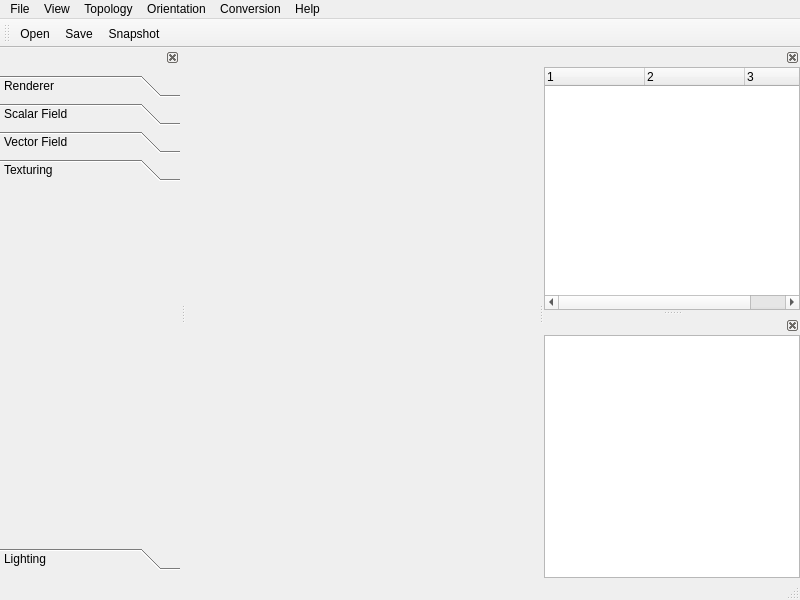
The window that applications/Mapple/main_window.ui (LiangliangNan/Easy3D) describes before a commit, drawn with Qt 5.
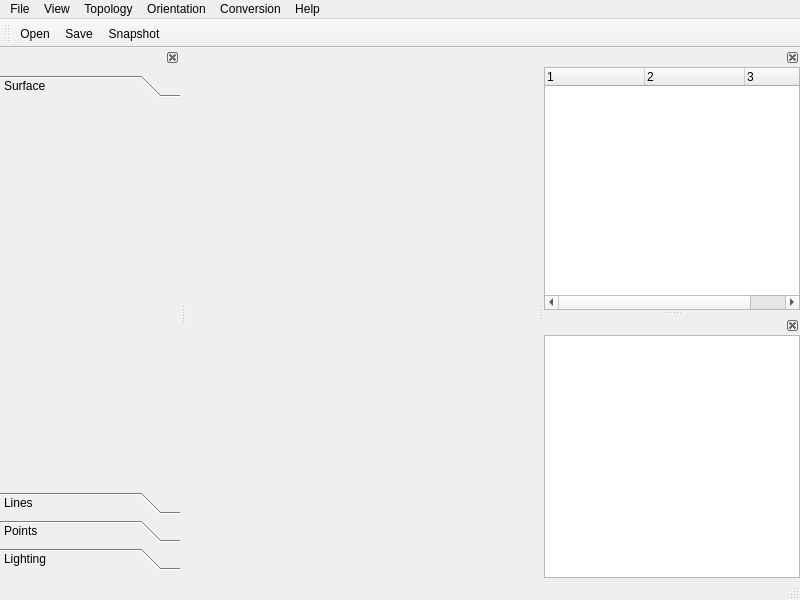
The same window after the commit. The open tabs and pages were chosen to show the change. Icons and pictures are not drawn.

What changed in the file:
```diff
--- a/applications/Mapple/main_window.ui
+++ b/applications/Mapple/main_window.ui
@@ -156,7 +156,7 @@
           <x>0</x>
           <y>0</y>
           <width>180</width>
-          <height>359</height>
+          <height>362</height>
          </rect>
         </property>
         <attribute name="icon">
@@ -164,7 +164,7 @@
           <normaloff>Resources/icons/renderer.png</normaloff>Resources/icons/renderer.png</iconset>
         </attribute>
         <attribute name="label">
-         <string>Renderer</string>
+         <string>Surface</string>
         </attribute>
         <layout class="QVBoxLayout" name="verticalLayout_6">
          <property name="leftMargin">
@@ -198,7 +198,7 @@
           <normaloff>Resources/icons/scalar.png</normaloff>Resources/icons/scalar.png</iconset>
         </attribute>
         <attribute name="label">
-         <string>Scalar Field</string>
+         <string>Lines</string>
         </attribute>
         <layout class="QVBoxLayout" name="verticalLayout_5">
          <property name="leftMargin">
@@ -232,7 +232,7 @@
           <normaloff>Resources/icons/vector.png</normaloff>Resources/icons/vector.png</iconset>
         </attribute>
         <attribute name="label">
-         <string>Vector Field</string>
+         <string>Points</string>
         </attribute>
         <layout class="QVBoxLayout" name="verticalLayout_9">
          <property name="leftMargin">
@@ -248,41 +248,7 @@
           <number>0</number>
          </property>
          <item>
-          <layout class="QVBoxLayout" name="verticalLayoutVectorField"/>
-         </item>
-        </layout>
-       </widget>
-       <widget class="QWidget" name="toolBoxPageTexturing">
-        <property name="geometry">
-         <rect>
-          <x>0</x>
-          <y>0</y>
-          <width>180</width>
-          <height>359</height>
-         </rect>
-        </property>
-        <attribute name="icon">
-         <iconset>
-          <normaloff>Resources/icons/texture.png</normaloff>Resources/icons/texture.png</iconset>
-        </attribute>
-        <attribute name="label">
-         <string>Texturing</string>
-        </attribute>
-        <layout class="QVBoxLayout" name="verticalLayout_11">
-         <property name="leftMargin">
-          <number>0</number>
-         </property>
-         <property name="topMargin">
-          <number>0</number>
-         </property>
-         <property name="rightMargin">
-          <number>0</number>
-         </property>
-         <property name="bottomMargin">
-          <number>0</number>
-         </property>
-         <item>
-          <layout class="QVBoxLayout" name="verticalLayoutTexturing"/>
+          <layout class="QVBoxLayout" name="verticalLayoutPointsDrawable"/>
          </item>
         </layout>
        </widget>
```
Left out of the diff: 24 changed lines with no effect on the pictures.
